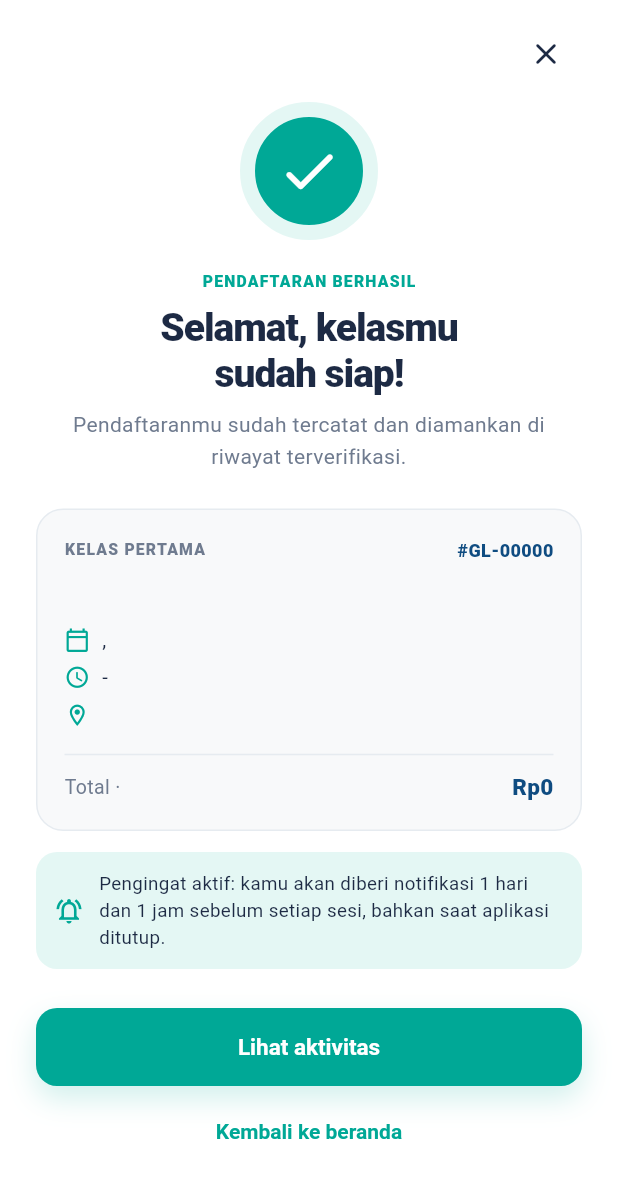
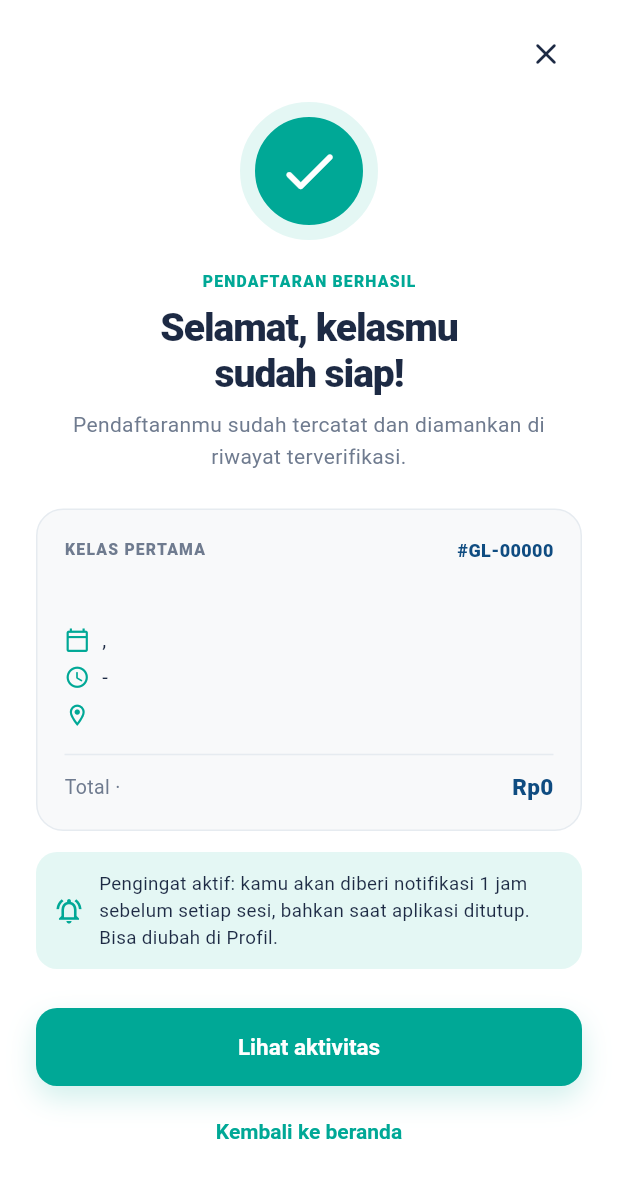
Before and after one commit to najh1308/lesgo-mobile, a Flutter app: the SuksesScreen screen opened directly with empty values, on a phone screen of 412 x 824 dp. Shown: the top 1178 px of the screen. Run offline on Flutter 3.47's test engine with Material 3 defaults, Android fonts, the phone set to English and light mode, and no system bars; our stand-ins replace flutter_local_notifications, flutter_map, flutter_secure_storage, geolocator, hive_ce_flutter, image_picker and 5 more; accounts and stored records are empty; network calls fail.

Commit message:
Atur ulang pengingat bisa 1 jam 2 jam - 12 jam dan 1 hari

```diff
--- a/lib/core/app_settings.dart
+++ b/lib/core/app_settings.dart
@@ -14,6 +14,24 @@ class AppSettings extends ChangeNotifier {
   String mataUang = 'IDR';
   String zona = 'WIB'; // WIB, WITA, WIT, LONDON
 
+  /// Berapa jam sebelum sesi bimbel pengingat dikirim. 0 = pengingat dimatikan.
+  /// Disimpan lokal di Hive dan diatur pengguna lewat Profil > Pengingat jadwal.
+  int pengingatJam = 1;
+
+  /// Pilihan yang ditampilkan di Profil (kunci = jam, nilai = teks pilihan).
+  static const pengingatPilihan = {
+    '0': 'Tidak ada pengingat',
+    '1': '1 jam sebelum sesi',
+    '2': '2 jam sebelum sesi',
+    '3': '3 jam sebelum sesi',
+    '6': '6 jam sebelum sesi',
+    '12': '12 jam sebelum sesi',
+    '24': '1 hari sebelum sesi',
+  };
+
+  /// Teks singkat untuk pesan, mis. "3 jam" atau "1 hari".
+  static String labelPengingat(int jam) => jam == 24 ? '1 hari' : '$jam jam';
+
   // Kurs: 1 IDR = ... mata uang lain. Diisi dari KursService.
   Map<String, double> rates = {'IDR': 1, 'USD': 0.00006, 'EUR': 0.000052, 'JPY': 0.009};
   String? kursTanggal;
@@ -24,6 +42,8 @@ class AppSettings extends ChangeNotifier {
     try {
       mataUang = await LocalDb.getSetting('mata_uang') ?? mataUang;
       zona = await LocalDb.getSetting('zona_waktu') ?? zona;
+      final jam = int.tryParse(await LocalDb.getSetting('pengingat_jam') ?? '');
+      if (jam != null && pengingatPilihan.containsKey('$jam')) pengingatJam = jam;
       notifyListeners();
     } catch (_) {
       // Database lokal gagal dibuka: pakai nilai bawaan.
@@ -34,6 +54,7 @@ class AppSettings extends ChangeNotifier {
     try {
       await LocalDb.setSetting('mata_uang', mataUang);
       await LocalDb.setSetting('zona_waktu', zona);
+      await LocalDb.setSetting('pengingat_jam', pengingatJam.toString());
     } catch (_) {}
   }
 
@@ -56,6 +77,13 @@ class AppSettings extends ChangeNotifier {
     _simpan();
   }
 
+  /// Atur berapa jam sebelum sesi pengingat dikirim (0 = mati).
+  void setPengingatJam(int v) {
+    pengingatJam = v;
+    notifyListeners();
+    _simpan();
+  }
+
   void setRates(Map<String, double> r, String? tanggal, String sumber) {
     rates = r;
     kursTanggal = tanggal;
--- a/lib/screens/sukses_screen.dart
+++ b/lib/screens/sukses_screen.dart
@@ -97,14 +97,16 @@ class SuksesScreen extends StatelessWidget {
             Container(
               padding: const EdgeInsets.all(12),
               decoration: BoxDecoration(color: const Color(0xFFE4F7F4), borderRadius: BorderRadius.circular(14)),
-              child: const Row(children: [
-                Icon(Icons.notifications_active_outlined, size: 20, color: Color(0xFF00A896)),
-                SizedBox(width: 10),
+              child: Row(children: [
+                const Icon(Icons.notifications_active_outlined, size: 20, color: Color(0xFF00A896)),
+                const SizedBox(width: 10),
                 Expanded(
                   child: Text(
-                    'Pengingat aktif: kamu akan diberi notifikasi 1 hari dan 1 jam sebelum setiap sesi, '
-                    'bahkan saat aplikasi ditutup.',
-                    style: TextStyle(fontSize: 12.5, height: 1.45, color: Color(0xFF1D2A44)),
+                    AppSettings.i.pengingatJam > 0
+                        ? 'Pengingat aktif: kamu akan diberi notifikasi ${AppSettings.labelPengingat(AppSettings.i.pengingatJam)} '
+                            'sebelum setiap sesi, bahkan saat aplikasi ditutup. Bisa diubah di Profil.'
+                        : 'Pengingat jadwal sedang dimatikan. Aktifkan lagi di Profil.',
+                    style: const TextStyle(fontSize: 12.5, height: 1.45, color: Color(0xFF1D2A44)),
                   ),
                 ),
               ]),
```
Also changed, not shown: lib/screens/profile_screen.dart (+14 -0 lines), lib/services/notifikasi_service.dart (+19 -13 lines), 1 other file.
